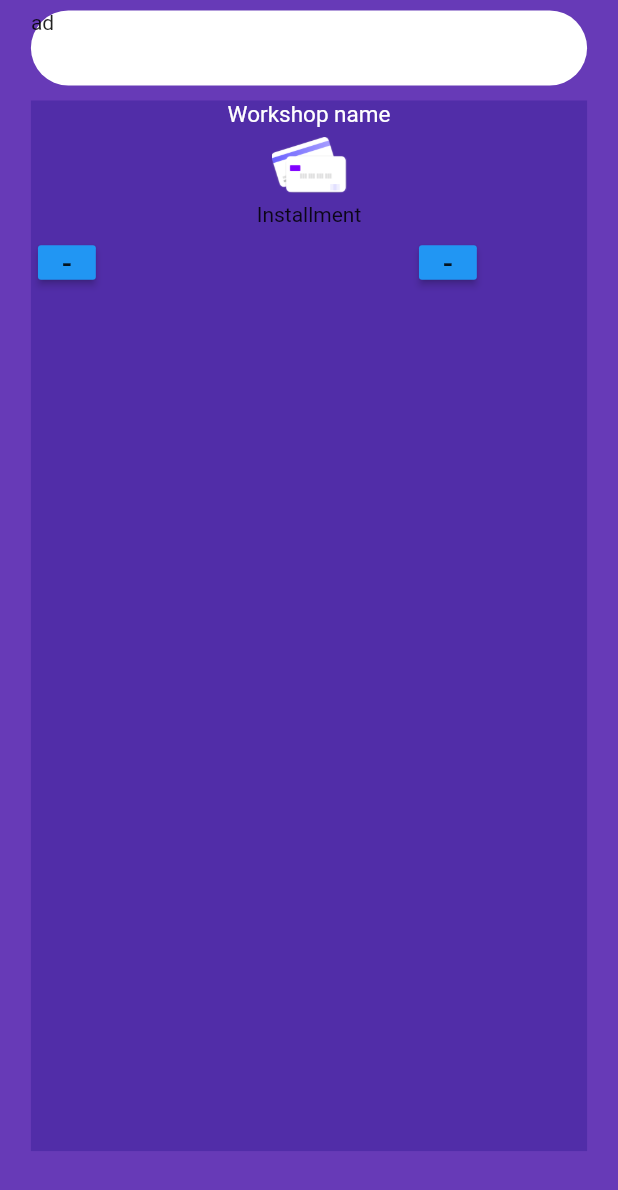
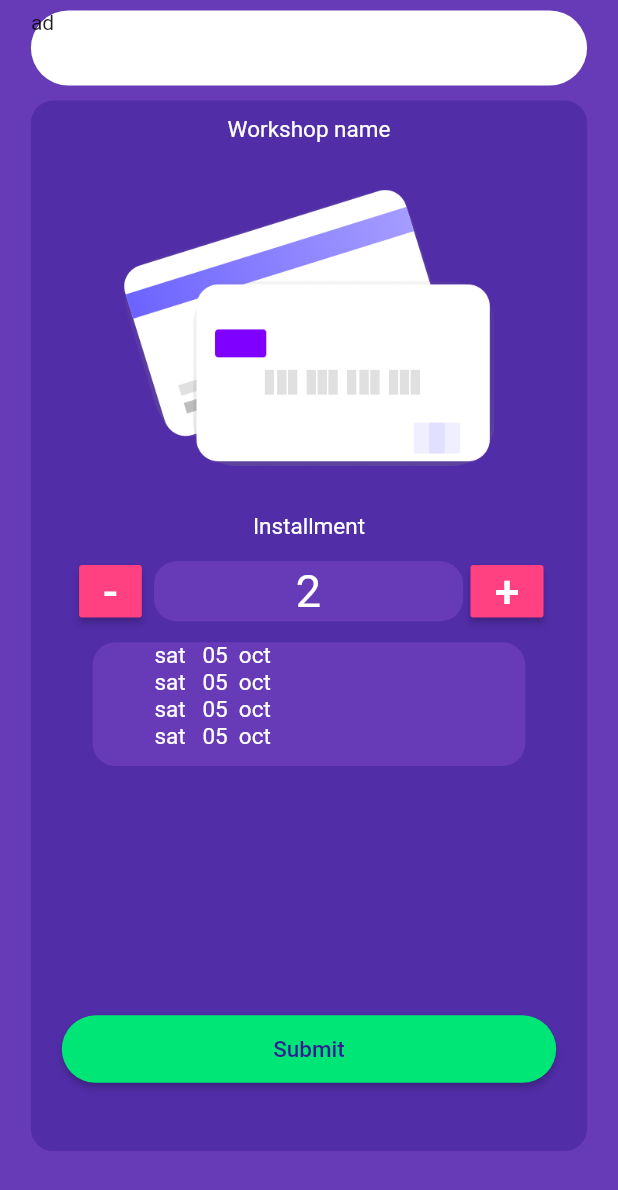
Before and after one commit to minanayernia/workshop, a Flutter app: the PaymentPage screen opened by its route, on a phone screen of 412 x 824 dp. Shown: the top 1190 px of the screen. Run offline on Flutter 3.47's test engine with Material 2 defaults, Android fonts, the phone set to English and light mode, and no system bars; our stand-ins replace curved_navigation_bar.

Commit message:
paymentpage

```diff
--- a/lib/screens/payment.dart
+++ b/lib/screens/payment.dart
@@ -1,6 +1,7 @@
 import 'dart:ui';
 
 import 'package:flutter/material.dart';
+import 'package:workshop/screens/login.dart';
 import 'package:workshop/widgets/topbar.dart';
 
 class PaymentPage extends StatefulWidget {
@@ -29,6 +30,8 @@ class _PaymentPageState extends State<PaymentPage> {
 }
 
 class PaymentBox extends StatefulWidget {
+  int number = 0 ;
+
   @override
   _PaymentBoxState createState() => _PaymentBoxState();
 }
@@ -39,45 +42,119 @@ class _PaymentBoxState extends State<PaymentBox> {
     return Container(
       height: MediaQuery.of(context).size.height*0.85,
       width:MediaQuery.of(context).size.width*0.9 ,
-      decoration: BoxDecoration(color: Colors.deepPurple[700]),
+      decoration: BoxDecoration(color: Colors.deepPurple[700] , borderRadius: BorderRadius.circular(15)),
       child: Column(
         children: <Widget>[
+          Padding(padding: EdgeInsets.only(top: 10),),
           Text("Workshop name" , style: TextStyle(color: Colors.white , fontSize: 15),),
           Container(
-            height: 50,
-            width: 50,
+            height: MediaQuery.of(context).size.height*0.3,
+            width: MediaQuery.of(context).size.width*0.6,
             decoration: BoxDecoration(
               image: DecorationImage(image: AssetImage("assets/payment.png"))
             ),
           ),
-          Text("Installment"),
+          Container(
+            margin: EdgeInsets.only(bottom: 10),
+            child: Text("Installment" , style: TextStyle(color: Colors.white , fontSize: 15),)
+            ),
           Container(child: Row(
+            mainAxisAlignment: MainAxisAlignment.center,
             children: <Widget>[
               ButtonTheme(
-                height: 20,
-                minWidth: 20,
+                height: 30,
+                minWidth: 30,
+
                 child: RaisedButton(
-                  child: Text("-" , style: TextStyle(fontSize: 20),),
+                  color: Colors.pinkAccent,
+                  child: Text("-" , style: TextStyle(fontSize: 30 , color: Colors.white),),
                   onPressed: (){},
                 ),
               ),
               Container(
-                height:20 ,
+                margin: EdgeInsets.only(left: 5 ,right: 5),
+                height:40 ,
                 width:MediaQuery.of(context).size.width*0.5 ,
+                decoration: BoxDecoration(color: Colors.deepPurple , borderRadius: BorderRadius.circular(15)),
+                child: Center(child: Text("2" , style: TextStyle(color: Colors.white , fontSize: 30),),),
               ),
               ButtonTheme(
-                 height: 20,
-                minWidth: 20,
+
+                 height: 30,
+                minWidth: 30,
+
                 child: RaisedButton(
-                  child: Text("-" , style: TextStyle(fontSize: 20),),
+                  color: Colors.pinkAccent,
+
+                  child: Text("+" , style: TextStyle(fontSize: 30 , color: Colors.white),),
                   onPressed: (){},
                 ),
+
               )
             ],
-          ),)
+          ),),
+          Container(
+            margin: EdgeInsets.only(top: 10),
+            width: MediaQuery.of(context).size.width*0.7,
+            height:MediaQuery.of(context).size.height*0.1 ,
+            decoration: BoxDecoration(color: Colors.deepPurple ,borderRadius: BorderRadius.circular(15) ),
+            child:Center(
+
+                child: Container(
+                  width: MediaQuery.of(context).size.width*0.5,
+                  height:MediaQuery.of(context).size.height*0.1 ,
+                    child: ListView(
+                  scrollDirection: Axis.vertical ,
+                  children: <Widget>[
+                    Text("sat   05  oct " , style: TextStyle(color: Colors.white , fontSize: 15 ),),
+                    Text("sat   05  oct " , style: TextStyle(color: Colors.white , fontSize: 15 ),),
+                    Text("sat   05  oct " , style: TextStyle(color: Colors.white , fontSize: 15 ),),
+                    Text("sat   05  oct " , style: TextStyle(color: Colors.white , fontSize: 15 ),),
+                  ],
+              ),
+                ),
+            ),
+
+          ),
+        SubmmitButton() ,
         ],
       ),
-
     );
   }
 }
+
+class SubmmitButton extends StatefulWidget {
+  @override
+  _SubmmitButtonState createState() => _SubmmitButtonState();
+}
+
+class _SubmmitButtonState extends State<SubmmitButton> {
+  @override
+  Widget build(BuildContext context) {
+    return Container(
+      margin: EdgeInsets.only(top: MediaQuery.of(context).size.height*0.2),
+        child: ButtonTheme(
+        minWidth: MediaQuery.of(context).size.width * 0.8,
+        height: 45,
+        child:RaisedButton(
+                child: Text('Submit',
+                style: TextStyle(color: Colors.deepPurple[900] , fontSize: 15.0),
+              ),
+                color: Colors.greenAccent[400],
+
+                shape: RoundedRectangleBorder( borderRadius: new BorderRadius.circular(25.0),
+             ),
+                onPressed:
+
+                  (){
+                    // Navigator.pop(context);
+                    // Navigator.pushNamed(context, '/home');
+                    Navigator.popAndPushNamed(context, '/login');
+                  }
+
+
+      )
+      ),
+    );
+  }
+}
```
